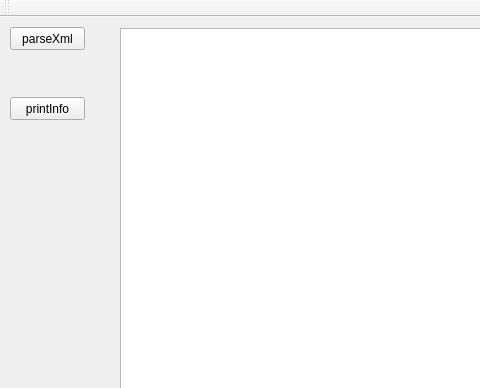
First picture: the form in QDomxmlParse/mainwindow.ui, repository JerryZhouyh/qt_xml_parse, before the edit; both pictures show x 0 to 480 and y 0 to 388 of the 960 by 540 pixel window.
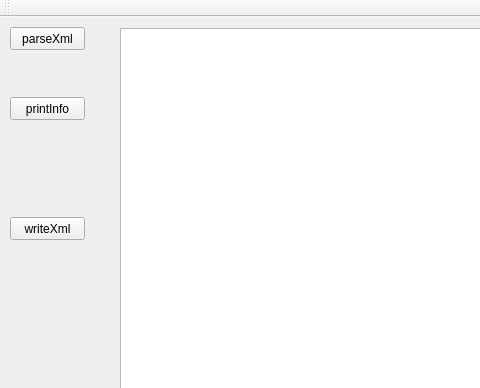
Second picture: the form after the edit.

Commit message: write and modify xml through treeView sucessgit status

```diff
--- a/QDomxmlParse/mainwindow.ui
+++ b/QDomxmlParse/mainwindow.ui
@@ -50,6 +50,19 @@
      </rect>
     </property>
    </widget>
+   <widget class="QPushButton" name="writeXml">
+    <property name="geometry">
+     <rect>
+      <x>10</x>
+      <y>200</y>
+      <width>75</width>
+      <height>23</height>
+     </rect>
+    </property>
+    <property name="text">
+     <string>writeXml</string>
+    </property>
+   </widget>
   </widget>
   <widget class="QMenuBar" name="menuBar">
    <property name="geometry">
```
The commit also changes 5 other files.
